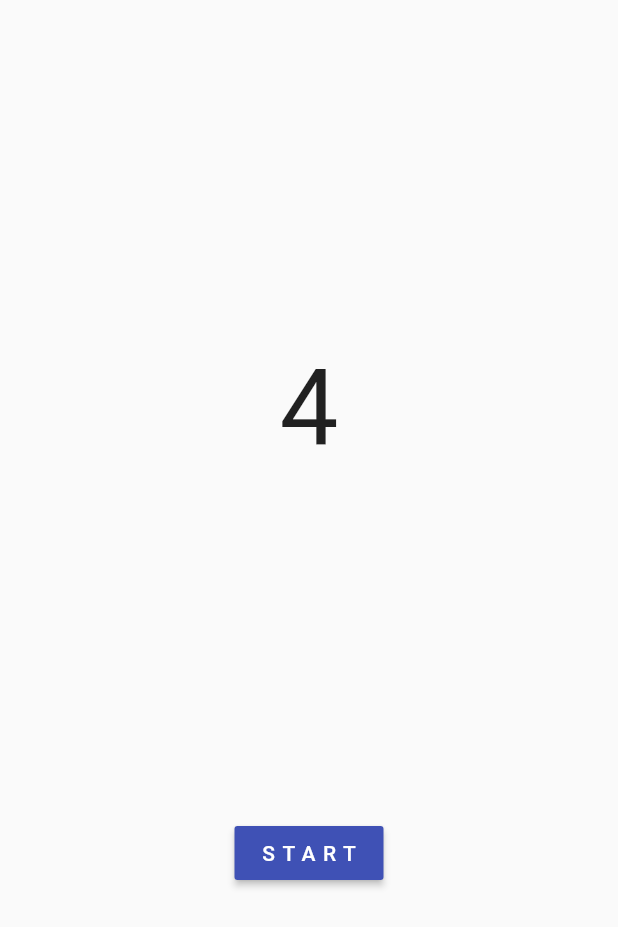
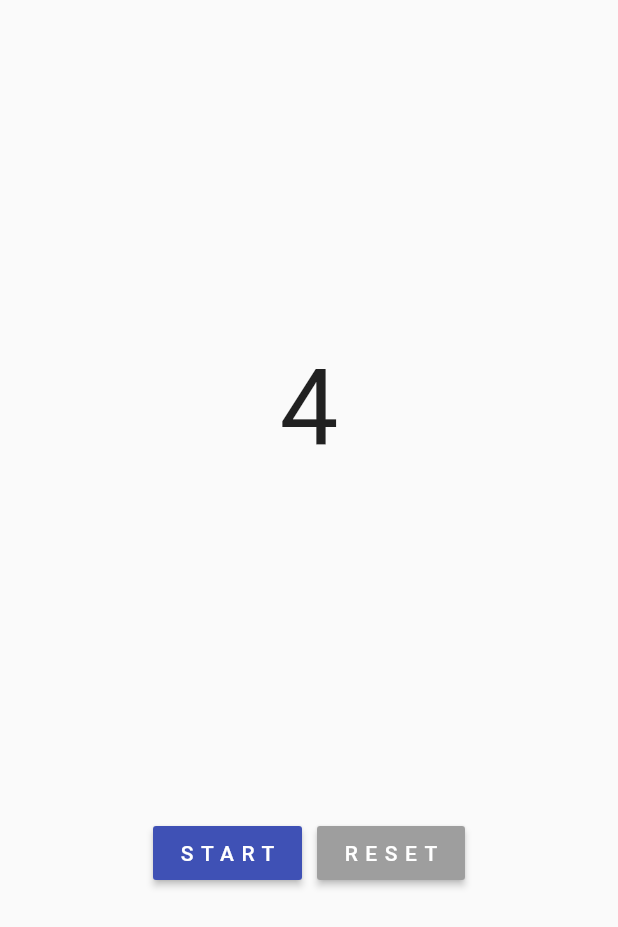
Before and after one commit to pduebel/interval-timer-app, a Flutter app: the screen it shows after launch, after a tap on "START", on a phone screen of 412 x 824 dp. Shown: the top 927 px of the screen. Run offline on Flutter 3.47's test engine with Material 2 defaults, Android fonts, the phone set to English and light mode, and no system bars.

Commit message:
add reset button

```diff
--- a/lib/homepage.dart
+++ b/lib/homepage.dart
@@ -11,9 +11,10 @@ class HomePage extends StatefulWidget {
 
 class _HomePageState extends State<HomePage> {
   int timeLeft = 5;
+  late Timer timer;
 
   void _startTimer() {
-    Timer.periodic(Duration(seconds: 1), (timer) {
+    timer = Timer.periodic(Duration(seconds: 1), (timer) {
       if (timeLeft > 0) {
         setState(() {
           timeLeft--;
@@ -24,17 +25,27 @@ class _HomePageState extends State<HomePage> {
     });
   }
 
+  void _resetTimer() {
+    setState(() {
+      timeLeft = 5;
+      timer.cancel();
+    });
+  }
+
   @override
   Widget build(BuildContext context) {
     return Scaffold(
       body: Center(
         child: Column(
           mainAxisAlignment: MainAxisAlignment.spaceEvenly,
-          children: [
+          children: <Widget>[
             Text(
-              timeLeft.toString(),
+              timeLeft == 0 ? 'DONE' : timeLeft.toString(),
               style: TextStyle(fontSize: 70),
             ),
+            Row(
+              mainAxisAlignment: MainAxisAlignment.center,
+              children: <Widget>[
                 MaterialButton(
                   onPressed: _startTimer,
                   child: const Text(
@@ -46,6 +57,22 @@ class _HomePageState extends State<HomePage> {
                   ),
                   color: Colors.indigo,
                 ),
+                SizedBox(
+                  width: 10,
+                ),
+                MaterialButton(
+                  onPressed: _resetTimer,
+                  child: const Text(
+                    'RESET',
+                    style: TextStyle(
+                      color: Colors.white,
+                      letterSpacing: 5,
+                    ),
+                  ),
+                  color: Colors.grey,
+                ),
+              ],
+            ),
           ],
         ),
       ),
```
Lines whose indentation alone changed are shown as unchanged.
